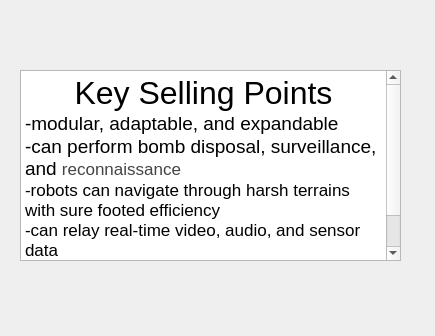
First picture: the form in CS1C-Project-Master/sellpoint.ui, repository AustinVaday/CS1C-Class-Project, before the edit.
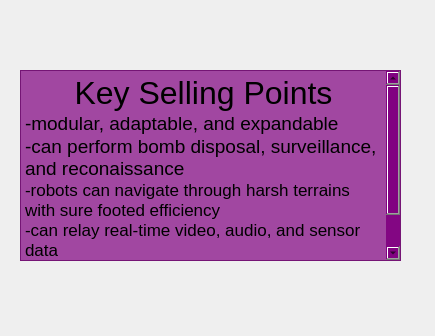
Second picture: the form after the edit. Icons and pictures are not drawn.

```diff
--- a/CS1C-Project-Master/sellpoint.ui
+++ b/CS1C-Project-Master/sellpoint.ui
@@ -13,6 +13,11 @@
   <property name="windowTitle">
    <string>Dialog</string>
   </property>
+  <property name="styleSheet">
+   <string notr="true">#SellPoint{
+	background-image: url(:/Resources/galaxy-cool-photo-3-2-s-307x512.jpg);
+}</string>
+  </property>
   <widget class="QTextBrowser" name="textBrowser">
    <property name="geometry">
     <rect>
@@ -22,17 +27,26 @@
      <height>191</height>
     </rect>
    </property>
+   <property name="autoFillBackground">
+    <bool>false</bool>
+   </property>
+   <property name="styleSheet">
+    <string notr="true">font: 13pt &quot;Optima&quot;;
+background-color: rgba(128, 0, 128, 179);
+
+</string>
+   </property>
    <property name="html">
     <string>&lt;!DOCTYPE HTML PUBLIC &quot;-//W3C//DTD HTML 4.0//EN&quot; &quot;http://www.w3.org/TR/REC-html40/strict.dtd&quot;&gt;
 &lt;html&gt;&lt;head&gt;&lt;meta name=&quot;qrichtext&quot; content=&quot;1&quot; /&gt;&lt;style type=&quot;text/css&quot;&gt;
 p, li { white-space: pre-wrap; }
-&lt;/style&gt;&lt;/head&gt;&lt;body style=&quot; font-family:'.Lucida Grande UI'; font-size:13pt; font-weight:400; font-style:normal;&quot;&gt;
-&lt;p align=&quot;center&quot; style=&quot; margin-top:0px; margin-bottom:0px; margin-left:0px; margin-right:0px; -qt-block-indent:0; text-indent:0px;&quot;&gt;&lt;span style=&quot; font-size:24pt;&quot;&gt;Key Selling Points&lt;/span&gt;&lt;/p&gt;
-&lt;p style=&quot; margin-top:0px; margin-bottom:0px; margin-left:0px; margin-right:0px; -qt-block-indent:0; text-indent:0px;&quot;&gt;&lt;span style=&quot; font-size:14pt;&quot;&gt;-modular, adaptable, and expandable&lt;/span&gt;&lt;/p&gt;
-&lt;p style=&quot; margin-top:0px; margin-bottom:0px; margin-left:0px; margin-right:0px; -qt-block-indent:0; text-indent:0px;&quot;&gt;&lt;span style=&quot; font-size:14pt;&quot;&gt;-can perform bomb disposal, surveillance, and &lt;/span&gt;&lt;span style=&quot; font-family:'Helvetica Neue Light'; color:#444444;&quot;&gt;reconnaissance&lt;/span&gt; &lt;/p&gt;
-&lt;p style=&quot; margin-top:0px; margin-bottom:0px; margin-left:0px; margin-right:0px; -qt-block-indent:0; text-indent:0px;&quot;&gt;-robots can navigate through harsh terrains with sure footed efficiency&lt;/p&gt;
-&lt;p style=&quot; margin-top:0px; margin-bottom:0px; margin-left:0px; margin-right:0px; -qt-block-indent:0; text-indent:0px;&quot;&gt;-can relay real-time video, audio, and sensor data&lt;/p&gt;
-&lt;p style=&quot; margin-top:0px; margin-bottom:0px; margin-left:0px; margin-right:0px; -qt-block-indent:0; text-indent:0px;&quot;&gt;-will greatly enhance public safety and reduce casualities during wartime&lt;/p&gt;&lt;/body&gt;&lt;/html&gt;</string>
+&lt;/style&gt;&lt;/head&gt;&lt;body style=&quot; font-family:'Optima'; font-size:13pt; font-weight:400; font-style:normal;&quot;&gt;
+&lt;p align=&quot;center&quot; style=&quot; margin-top:0px; margin-bottom:0px; margin-left:0px; margin-right:0px; -qt-block-indent:0; text-indent:0px;&quot;&gt;&lt;span style=&quot; font-family:'.Lucida Grande UI'; font-size:24pt;&quot;&gt;Key Selling Points&lt;/span&gt;&lt;/p&gt;
+&lt;p style=&quot; margin-top:0px; margin-bottom:0px; margin-left:0px; margin-right:0px; -qt-block-indent:0; text-indent:0px;&quot;&gt;&lt;span style=&quot; font-family:'.Lucida Grande UI'; font-size:14pt;&quot;&gt;-modular, adaptable, and expandable&lt;/span&gt;&lt;/p&gt;
+&lt;p style=&quot; margin-top:0px; margin-bottom:0px; margin-left:0px; margin-right:0px; -qt-block-indent:0; text-indent:0px;&quot;&gt;&lt;span style=&quot; font-family:'.Lucida Grande UI'; font-size:14pt;&quot;&gt;-can perform bomb disposal, surveillance, and reconaissance&lt;/span&gt;&lt;/p&gt;
+&lt;p style=&quot; margin-top:0px; margin-bottom:0px; margin-left:0px; margin-right:0px; -qt-block-indent:0; text-indent:0px;&quot;&gt;&lt;span style=&quot; font-family:'.Lucida Grande UI';&quot;&gt;-robots can navigate through harsh terrains with sure footed efficiency&lt;/span&gt;&lt;/p&gt;
+&lt;p style=&quot; margin-top:0px; margin-bottom:0px; margin-left:0px; margin-right:0px; -qt-block-indent:0; text-indent:0px;&quot;&gt;&lt;span style=&quot; font-family:'.Lucida Grande UI';&quot;&gt;-can relay real-time video, audio, and sensor data&lt;/span&gt;&lt;/p&gt;
+&lt;p style=&quot; margin-top:0px; margin-bottom:0px; margin-left:0px; margin-right:0px; -qt-block-indent:0; text-indent:0px;&quot;&gt;&lt;span style=&quot; font-family:'.Lucida Grande UI';&quot;&gt;-will greatly enhance public safety and reduce casualities during wartime&lt;/span&gt;&lt;/p&gt;&lt;/body&gt;&lt;/html&gt;</string>
    </property>
   </widget>
  </widget>
```
